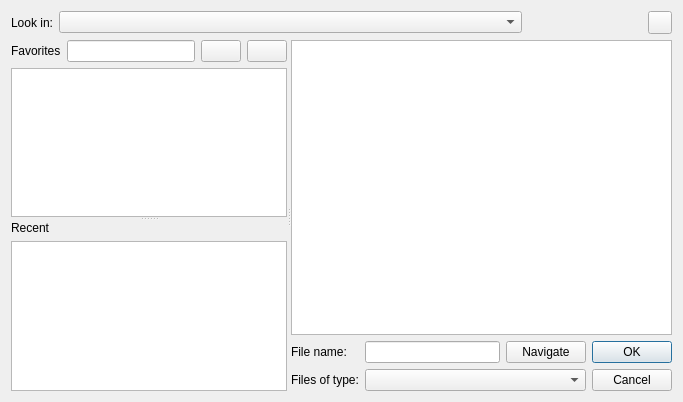
First picture: the form in Qt/Core/Resources/UI/pqFileDialog.ui, repository Kitware/ParaView, before the edit.
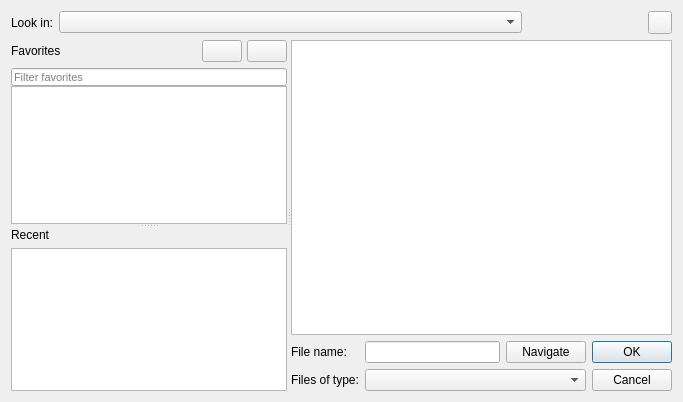
Second picture: the form after the edit. Icons and pictures are not drawn. Custom widgets are drawn as their Qt base class.

Commit message: FileDialog: improv fav filter UI

The edit to the form file:
```diff
--- a/Qt/Core/Resources/UI/pqFileDialog.ui
+++ b/Qt/Core/Resources/UI/pqFileDialog.ui
@@ -120,8 +120,14 @@
       </property>
       <widget class="QWidget" name="favoritesLayoutWidget">
        <layout class="QVBoxLayout" name="favoritesVerticalLayout">
+        <property name="spacing">
+         <number>0</number>
+        </property>
         <item>
          <layout class="QHBoxLayout" name="favoritesHorizontalLayout">
+          <property name="spacing">
+           <number>5</number>
+          </property>
           <item>
            <widget class="QLabel" name="favoritesLabel">
             <property name="text">
@@ -129,10 +135,6 @@
             </property>
            </widget>
           </item>
-          <item>
-           <widget class="QLineEdit" name="favoritesSearchBar">
-           </widget>
-          </item>
           <item>
            <widget class="QPushButton" name="AddCurrentDirectoryToFavorites">
             <property name="sizePolicy">
@@ -175,6 +177,46 @@
           </item>
          </layout>
         </item>
+        <item>
+         <spacer name="verticalSpacer">
+          <property name="orientation">
+           <enum>Qt::Vertical</enum>
+          </property>
+          <property name="sizeType">
+           <enum>QSizePolicy::Minimum</enum>
+          </property>
+          <property name="sizeHint" stdset="0">
+           <size>
+            <width>20</width>
+            <height>6</height>
+           </size>
+          </property>
+         </spacer>
+        </item>
+        <item>
+         <widget class="QLineEdit" name="favoritesSearchBar">
+          <property name="maximumSize">
+           <size>
+            <width>16777215</width>
+            <height>18</height>
+           </size>
+          </property>
+          <property name="font">
+           <font>
+            <pointsize>8</pointsize>
+           </font>
+          </property>
+          <property name="toolTip">
+           <string>Filter favorites panel</string>
+          </property>
+          <property name="placeholderText">
+           <string>Filter favorites</string>
+          </property>
+          <property name="clearButtonEnabled">
+           <bool>true</bool>
+          </property>
+         </widget>
+        </item>
         <item>
          <widget class="QListView" name="Favorites">
           <property name="sizePolicy">
```
